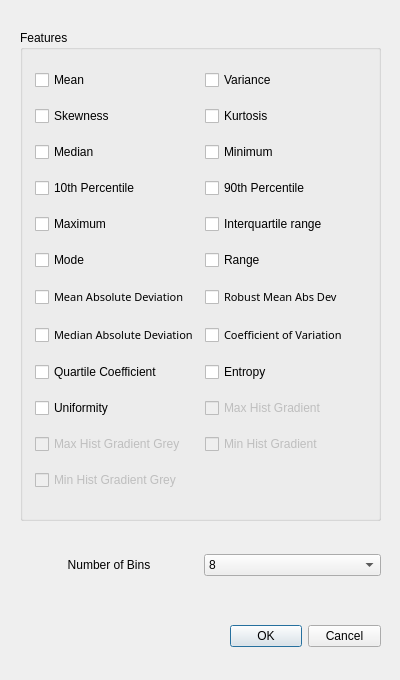
Before: the Qt Designer form platform/popup_Histogram.ui in Jiwon-Hwang/Radiomics-Feature-Extraction, drawn with Qt 5.
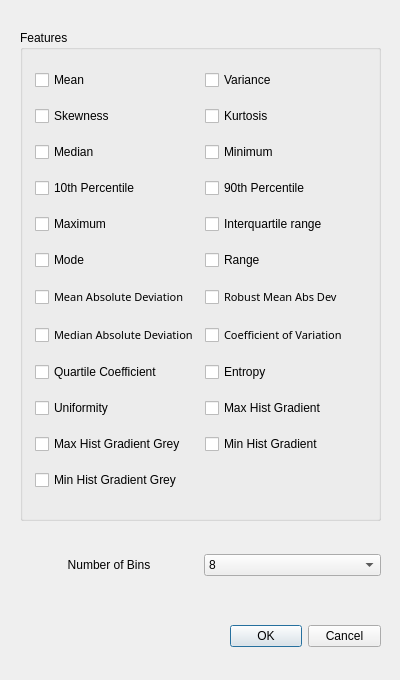
After: the same form once the commit is applied.

Commit message: Intensity Histogram features finish

What changed in the file:
```diff
--- a/platform/popup_Histogram.ui
+++ b/platform/popup_Histogram.ui
@@ -183,7 +183,7 @@
     <item row="11" column="1">
      <widget class="QCheckBox" name="checkBox_MaxHisGradient">
       <property name="enabled">
-       <bool>false</bool>
+       <bool>true</bool>
       </property>
       <property name="autoFillBackground">
        <bool>false</bool>
@@ -202,7 +202,7 @@
     <item row="13" column="0">
      <widget class="QCheckBox" name="checkBox_MinHistGradGrey">
       <property name="enabled">
-       <bool>false</bool>
+       <bool>true</bool>
       </property>
       <property name="autoFillBackground">
        <bool>false</bool>
@@ -419,7 +419,7 @@
     <item row="12" column="0">
      <widget class="QCheckBox" name="checkBox_MaxHistGradGrey">
       <property name="enabled">
-       <bool>false</bool>
+       <bool>true</bool>
       </property>
       <property name="autoFillBackground">
        <bool>false</bool>
@@ -438,7 +438,7 @@
     <item row="12" column="1">
      <widget class="QCheckBox" name="checkBox_MinHistGradient">
       <property name="enabled">
-       <bool>false</bool>
+       <bool>true</bool>
       </property>
       <property name="autoFillBackground">
        <bool>false</bool>
```
The commit also changes 6 other files.
